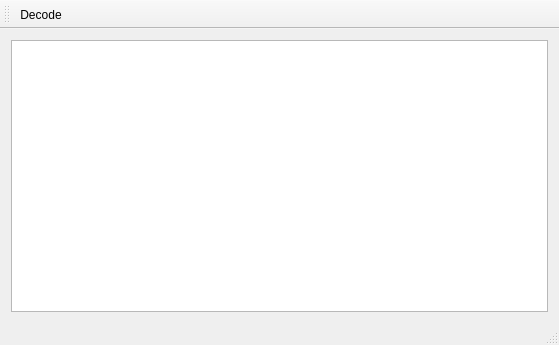
Before: the Qt Designer form mainwindow.ui in csete/qtmm, drawn with Qt 5.
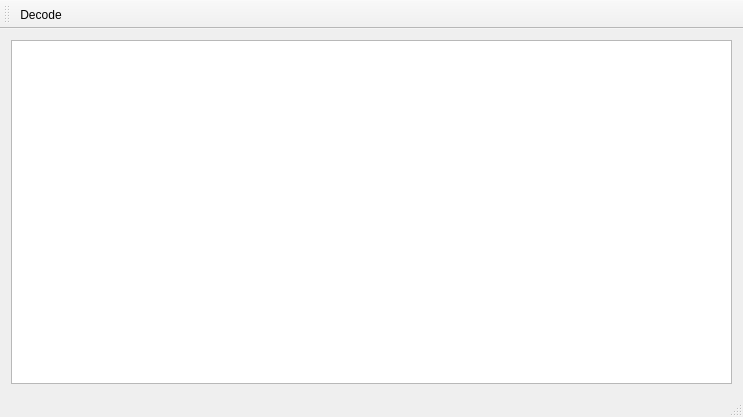
After: the same form once the commit is applied.

```diff
--- a/mainwindow.ui
+++ b/mainwindow.ui
@@ -6,8 +6,8 @@
    <rect>
     <x>0</x>
     <y>0</y>
-    <width>559</width>
-    <height>345</height>
+    <width>743</width>
+    <height>417</height>
    </rect>
   </property>
   <property name="windowTitle">
@@ -20,6 +20,12 @@
    <layout class="QVBoxLayout" name="verticalLayout">
     <item>
      <widget class="QPlainTextEdit" name="textView">
+      <property name="font">
+       <font>
+        <family>Monaco</family>
+        <pointsize>12</pointsize>
+       </font>
+      </property>
       <property name="readOnly">
        <bool>true</bool>
       </property>
```
Left out of the diff: 7 changed lines with no effect on the pictures.
